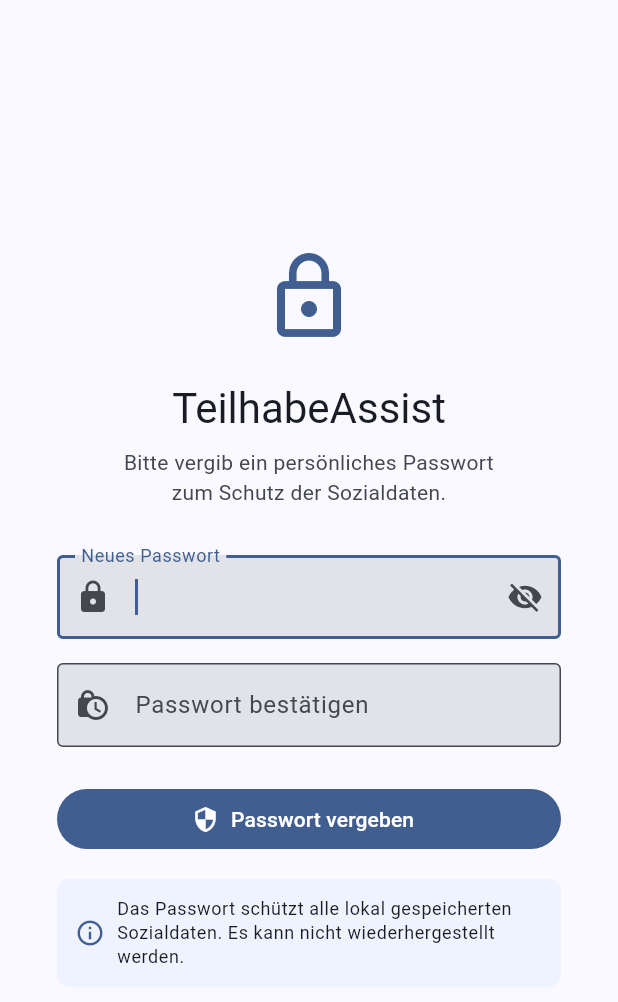
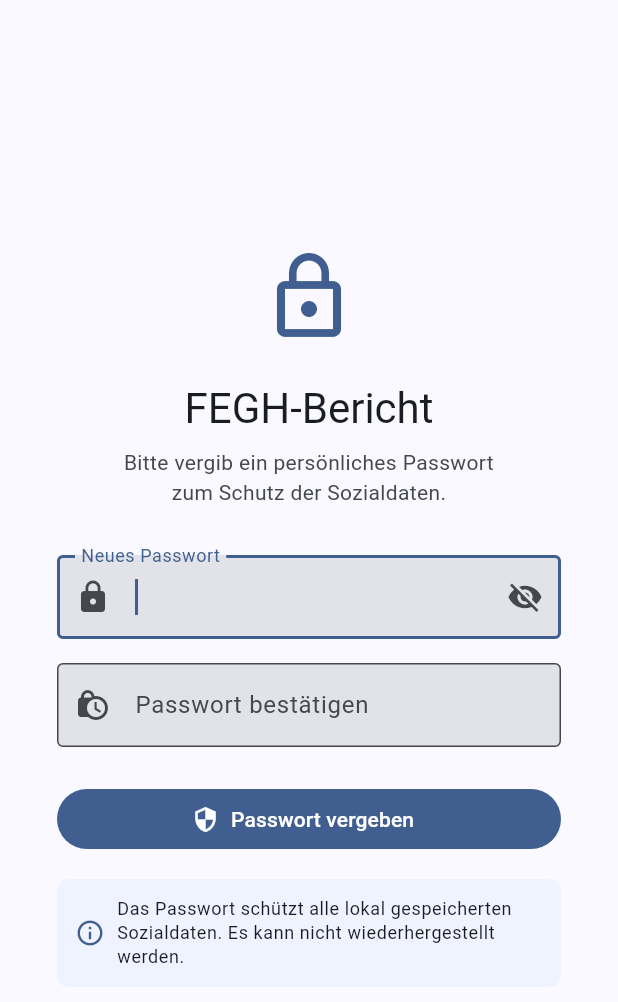
Before and after one commit to miri2577/TeilhabeAssist, a Flutter app: the screen it shows after launch, on a phone screen of 412 x 824 dp. Shown: the top 1002 px of the screen. Run offline on Flutter 3.47's test engine with Material 3 defaults, Android fonts, the phone set to English and light mode, and no system bars; our stand-ins replace dio, file_picker, flutter_markdown, flutter_riverpod, flutter_secure_storage, go_router and 5 more; missing offline and left inert: cryptography, desktop_drop, pointycastle, syncfusion_flutter_pdf; accounts and stored records are empty.

Commit message:
feat(branding): rename to FEGH-Bericht with new icon
App ist Teil der FEGH-Suite (zusammen mit FEGH-Verwaltung und
FEGH-Dokumentation). Display-Name, App-Title, Window-Title, PDF-Header,
Audit-Export, Onboarding und Datenschutzerklaerung sprechen jetzt
von FEGH-Bericht. Dart-Package-Name (teilhabe_assist) bleibt intern.

Icon im Stil von FEGH-Verwaltung: lila Diagonal-Verlauf, weisse flache
Silhouetten, abgerundete Ecken. Motiv: Dokument mit Textlinien + drei
KI-Sparkles oben rechts (statt der Personen-Hierarchie der Verwaltung).

- assets/branding/app_icon.svg: SVG-Quelle (RFC-konform, vektoriell)
- assets/branding/app_icon_1024.png + _256.png: gerenderte PNG-Master
- assets/branding/app_icon.ico: Multi-Resolution ICO (16/32/48/64/128/256)
- windows/runner/resources/app_icon.ico + .png ersetzt
- macos/Runner/Assets.xcassets/AppIcon.appiconset/*.png ersetzt
- windows/runner/main.cpp Window-Title: FEGH-Bericht
- windows/runner/Runner.rc VERSIONINFO: FEGH-Bericht, Mirko Richter
- macos/Runner/Configs/AppInfo.xcconfig: PRODUCT_NAME = FEGH-Bericht,
  Bundle-ID = de.miri2577.feghBericht
- README.md verweist auf FEGH-Verwaltung und FEGH-Dokumentation
- lib/core/branding.dart: zentrale Konstanten fuer Wiederverwendung

Co-Authored-By: Claude Opus 4.7 (1M context) <noreply@anthropic.com>

```diff
--- a/lib/app.dart
+++ b/lib/app.dart
@@ -56,7 +56,7 @@ class TeilhabeAssistApp extends ConsumerWidget {
             textScaler: TextScaler.linear(settings.textScaleFactor),
           ),
           child: MaterialApp.router(
-            title: 'TeilhabeAssist',
+            title: 'FEGH-Bericht',
             debugShowCheckedModeBanner: false,
             theme: AppTheme.light,
             darkTheme: AppTheme.dark,
@@ -78,7 +78,7 @@ class TeilhabeAssistApp extends ConsumerWidget {
         textScaler: TextScaler.linear(settings.textScaleFactor),
       ),
       child: MaterialApp(
-        title: 'TeilhabeAssist',
+        title: 'FEGH-Bericht',
         debugShowCheckedModeBanner: false,
         theme: AppTheme.light,
         darkTheme: AppTheme.dark,
--- /dev/null
+++ b/lib/core/branding.dart
@@ -0,0 +1,15 @@
+/// Zentrale Branding-Konstanten — werden im gesamten UI verwendet.
+///
+/// Class-Namen wie `TeilhabeAssistApp` bleiben aus historischen Gründen
+/// im Dart-Code stehen (kein Refactor-Risiko); der nach außen sichtbare
+/// Name ist [displayName].
+class AppBranding {
+  AppBranding._();
+
+  static const String displayName = 'FEGH-Bericht';
+  static const String tagline = 'Eingliederungshilfe nach SGB IX';
+  static const String suiteName = 'FEGH-Suite';
+  static const String repoUrl = 'https://github.com/miri2577/TeilhabeAssist';
+  static const String licenseUrl =
+      'https://www.gnu.org/licenses/agpl-3.0.html';
+}
--- a/lib/core/routing/app_router.dart
+++ b/lib/core/routing/app_router.dart
@@ -88,7 +88,7 @@ class _HomeScreen extends StatelessWidget {
 
     return Scaffold(
       appBar: AppBar(
-        title: const Text('TeilhabeAssist'),
+        title: const Text('FEGH-Bericht'),
         actions: [
           IconButton(
             icon: const Icon(Icons.help_outline),
@@ -123,7 +123,7 @@ class _HomeScreen extends StatelessWidget {
                 ),
                 const SizedBox(height: 24),
                 Text(
-                  'TeilhabeAssist',
+                  'FEGH-Bericht',
                   style: theme.textTheme.headlineMedium,
                 ),
                 const SizedBox(height: 8),
--- a/lib/core/storage/audit_log.dart
+++ b/lib/core/storage/audit_log.dart
@@ -91,7 +91,7 @@ class AuditLog {
   /// Log als JSON exportieren (für Datenschutzbeauftragte).
   String exportToJson() {
     return jsonEncode({
-      'appName': 'TeilhabeAssist',
+      'appName': 'FEGH-Bericht',
       'appVersion': AuditContext.appVersion,
       'exportedAt': DateTime.now().toIso8601String(),
       'chainValid': verifyChain() == null,
@@ -122,7 +122,7 @@ class AuditLog {
       throw StateError('Kein Audit-Schlüssel konfiguriert.');
     }
     final payload = <String, dynamic>{
-      'appName': 'TeilhabeAssist',
+      'appName': 'FEGH-Bericht',
       'appVersion': AuditContext.appVersion,
       'exportedAt': DateTime.now().toIso8601String(),
       'chainValid': verifyChain() == null,
--- a/lib/features/auth/lock_screen.dart
+++ b/lib/features/auth/lock_screen.dart
@@ -93,7 +93,7 @@ class _LockScreenState extends State<LockScreen> {
                 ),
                 const SizedBox(height: 24),
                 Text(
-                  'TeilhabeAssist',
+                  'FEGH-Bericht',
                   style: theme.textTheme.headlineMedium,
                 ),
                 const SizedBox(height: 8),
--- a/lib/features/export/design/pdf_design.dart
+++ b/lib/features/export/design/pdf_design.dart
@@ -47,7 +47,7 @@ class PdfKpi {
 /// angezeigt — damit hat jeder Träger sein eigenes Logo im PDF.
 pw.Widget buildHeader({
   required String title,
-  String appName = 'TeilhabeAssist',
+  String appName = 'FEGH-Bericht',
   String appTagline = 'Eingliederungshilfe nach SGB IX',
   String? aktenzeichen,
   pw.ImageProvider? logo,
@@ -126,7 +126,7 @@ pw.Widget buildHeader({
   );
 }
 
-pw.Widget buildFooter(pw.Context ctx, {String appName = 'TeilhabeAssist'}) {
+pw.Widget buildFooter(pw.Context ctx, {String appName = 'FEGH-Bericht'}) {
   return pw.Container(
     padding: const pw.EdgeInsets.only(top: 10),
     decoration: const pw.BoxDecoration(
--- a/lib/features/export/services/pdf_generator.dart
+++ b/lib/features/export/services/pdf_generator.dart
@@ -20,7 +20,7 @@ const _germanMonths = [
 class PdfGenerator {
   PdfGenerator._();
 
-  static const String _appName = 'TeilhabeAssist';
+  static const String _appName = 'FEGH-Bericht';
   static const String _appTagline = 'Eingliederungshilfe nach SGB IX';
 
   /// Generiert einen Informationsbericht.
--- a/lib/features/help/wiki_content.dart
+++ b/lib/features/help/wiki_content.dart
@@ -25,13 +25,13 @@ const wikiArticles = <WikiArticle>[
   // ============================================================
   WikiArticle(
     id: 'overview',
-    title: 'Was ist TeilhabeAssist?',
+    title: 'Was ist FEGH-Bericht?',
     icon: Icons.info_outline,
     tags: ['übersicht', 'einführung', 'start', 'was'],
     markdown: '''
-# Was ist TeilhabeAssist?
+# Was ist FEGH-Bericht?
 
-TeilhabeAssist ist eine KI-gestützte Desktop-Anwendung für Fachkräfte der **Eingliederungshilfe in Berlin**. Die App unterstützt bei der Erstellung von:
+FEGH-Bericht ist eine KI-gestützte Desktop-Anwendung für Fachkräfte der **Eingliederungshilfe in Berlin**. Die App unterstützt bei der Erstellung von:
 
 - **Informationsberichten** (Berliner Vorlage, Version 1.01)
 
@@ -67,7 +67,7 @@ Fachkräfte berichten von einer Reduktion der Berichtszeit von **2-3,5 Stunden a
     markdown: '''
 # Pseudonymisierung
 
-Die Pseudonymisierung ist das Herzstück von TeilhabeAssist. Sie stellt sicher, dass keine personenbezogenen Daten an die KI-API übermittelt werden.
+Die Pseudonymisierung ist das Herzstück von FEGH-Bericht. Sie stellt sicher, dass keine personenbezogenen Daten an die KI-API übermittelt werden.
 
 ## Wie funktioniert es?
 
@@ -119,7 +119,7 @@ Im Pseudonymisierungs-Test (Hauptmenü → Pseudonymisierung testen) sehen Sie f
     markdown: '''
 # PDF-Import
 
-TeilhabeAssist kann PDF-Dateien direkt importieren und die relevanten Inhalte extrahieren.
+FEGH-Bericht kann PDF-Dateien direkt importieren und die relevanten Inhalte extrahieren.
 
 ## Unterstützte Formate
 
@@ -210,7 +210,7 @@ Nach Klick auf "Generieren" durchläuft der Text folgende Schritte:
 
 ## Wie die KI arbeitet
 
-TeilhabeAssist sendet einen **System-Prompt** (Anweisungen an die KI) zusammen mit dem pseudonymisierten Text an die API. Der System-Prompt definiert:
+FEGH-Bericht sendet einen **System-Prompt** (Anweisungen an die KI) zusammen mit dem pseudonymisierten Text an die API. Der System-Prompt definiert:
 
 - **Rolle** — Fachexperte für Eingliederungshilfe Berlin
 - **Struktur** — Zwingend einzuhaltende Berichtsstruktur
@@ -379,7 +379,7 @@ Bearbeiten Sie den System-Prompt für den Informationsbericht. Der Standard-Prom
 - Audit-Log exportieren
 
 ## Info & Daten
-- Über TeilhabeAssist
+- Über FEGH-Bericht
 - **Alle Daten löschen** — Setzt die gesamte App zurück (API-Keys, Wörterbücher, Einstellungen)
 ''',
   ),
@@ -395,7 +395,7 @@ Bearbeiten Sie den System-Prompt für den Informationsbericht. Der Standard-Prom
     markdown: '''
 # Qualitätsprüfung
 
-TeilhabeAssist prüft den generierten Bericht automatisch auf Qualitätsprobleme.
+FEGH-Bericht prüft den generierten Bericht automatisch auf Qualitätsprobleme.
 
 ## Automatische Prüfungen
 
--- a/lib/features/onboarding/onboarding_screen.dart
+++ b/lib/features/onboarding/onboarding_screen.dart
@@ -16,7 +16,7 @@ class _OnboardingScreenState extends State<OnboardingScreen> {
   static const _pages = [
     _OnboardingPage(
       icon: Icons.description_outlined,
-      title: 'Willkommen bei TeilhabeAssist',
+      title: 'Willkommen bei FEGH-Bericht',
       description: 'KI-gestützte Berichterstellung für die '
           'Eingliederungshilfe Berlin.\n\n'
           'Erstelle Informationsberichte (Berlin v1.01) in einem '
--- a/lib/features/privacy/privacy_policy_text.dart
+++ b/lib/features/privacy/privacy_policy_text.dart
@@ -1,6 +1,6 @@
 const kPrivacyPolicyText = '''
 DATENSCHUTZERKLÄRUNG UND NUTZUNGSVEREINBARUNG
-TeilhabeAssist – KI-gestützte Berichterstellung
+FEGH-Bericht – KI-gestützte Berichterstellung
 Version 1.1 | Stand: Mai 2026
 
 ═══════════════════════════════════════════════════
@@ -11,7 +11,7 @@ Verantwortlich für die Datenverarbeitung im Sinne der DSGVO ist der jeweilige L
 
 2. ZWECK DER DATENVERARBEITUNG
 
-TeilhabeAssist unterstützt Fachkräfte der Eingliederungshilfe bei der Erstellung von Informationsberichten (Berlin, Version 1.01). Die App nutzt KI-Sprachmodelle (Large Language Models) zur Textgenerierung.
+FEGH-Bericht unterstützt Fachkräfte der Eingliederungshilfe bei der Erstellung von Informationsberichten (Berlin, Version 1.01). Die App nutzt KI-Sprachmodelle (Large Language Models) zur Textgenerierung.
 
 3. VERARBEITETE DATENKATEGORIEN
 
--- a/lib/features/settings/settings_screen.dart
+++ b/lib/features/settings/settings_screen.dart
@@ -734,7 +734,7 @@ class _SettingsScreenState extends ConsumerState<SettingsScreen> {
   void _showAbout(BuildContext context, ThemeData theme) {
     showAboutDialog(
       context: context,
-      applicationName: 'TeilhabeAssist',
+      applicationName: 'FEGH-Bericht',
       applicationVersion: '0.2.0-beta',
       applicationIcon: Icon(
         Icons.description_outlined,
--- a/pubspec.yaml
+++ b/pubspec.yaml
@@ -1,5 +1,5 @@
 name: teilhabe_assist
-description: "KI-gestützte Berichterstellung für Eingliederungshilfe Berlin"
+description: "FEGH-Bericht — KI-gestützte Berichterstellung für Eingliederungshilfe Berlin (Teil der FEGH-Suite)"
 publish_to: 'none'
 version: 0.2.0+2
 
```
Also changed, not shown: assets/branding/app_icon.svg (added), assets/branding/app_icon_1024.png (added), assets/branding/app_icon_256.png (added), 10 other files.
